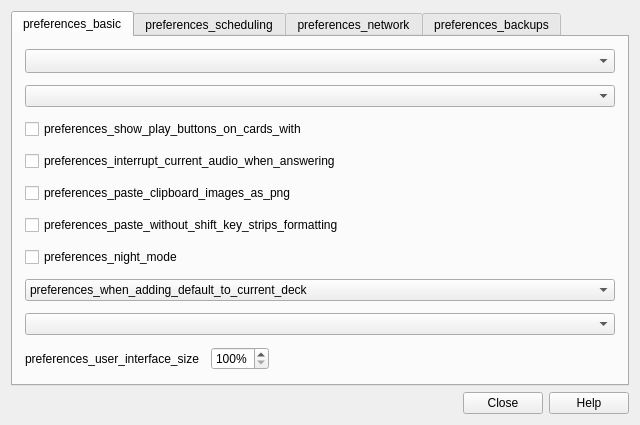
The window that qt/aqt/forms/preferences.ui (ankitects/anki) describes before a commit, drawn with Qt 5.
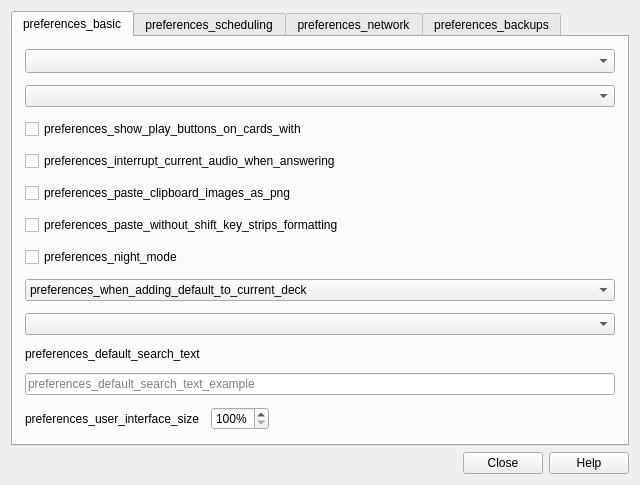
The same window after the commit.

Commit message:
allow customization of default search text
https://forums.ankiweb.net/t/whats-the-default-search-when-browsing-now-also-how-do-i-choose-to-browse-current-deck/8922

The edit to the form file:
```diff
--- a/qt/aqt/forms/preferences.ui
+++ b/qt/aqt/forms/preferences.ui
@@ -7,7 +7,7 @@
     <x>0</x>
     <y>0</y>
     <width>640</width>
-    <height>419</height>
+    <height>480</height>
    </rect>
   </property>
   <property name="windowTitle">
@@ -114,6 +114,20 @@
          </property>
         </widget>
        </item>
+       <item>
+        <widget class="QLabel" name="search_text_label">
+         <property name="text">
+          <string>preferences_default_search_text</string>
+         </property>
+        </widget>
+       </item>
+       <item>
+        <widget class="QLineEdit" name="default_search_text">
+         <property name="placeholderText">
+          <string>preferences_default_search_text_example</string>
+         </property>
+        </widget>
+       </item>
        <item>
         <layout class="QHBoxLayout" name="horizontalLayout_4">
          <item>
```
Left out of the diff: 1 changed line with no effect on the pictures. The commit also changes 7 other files.
